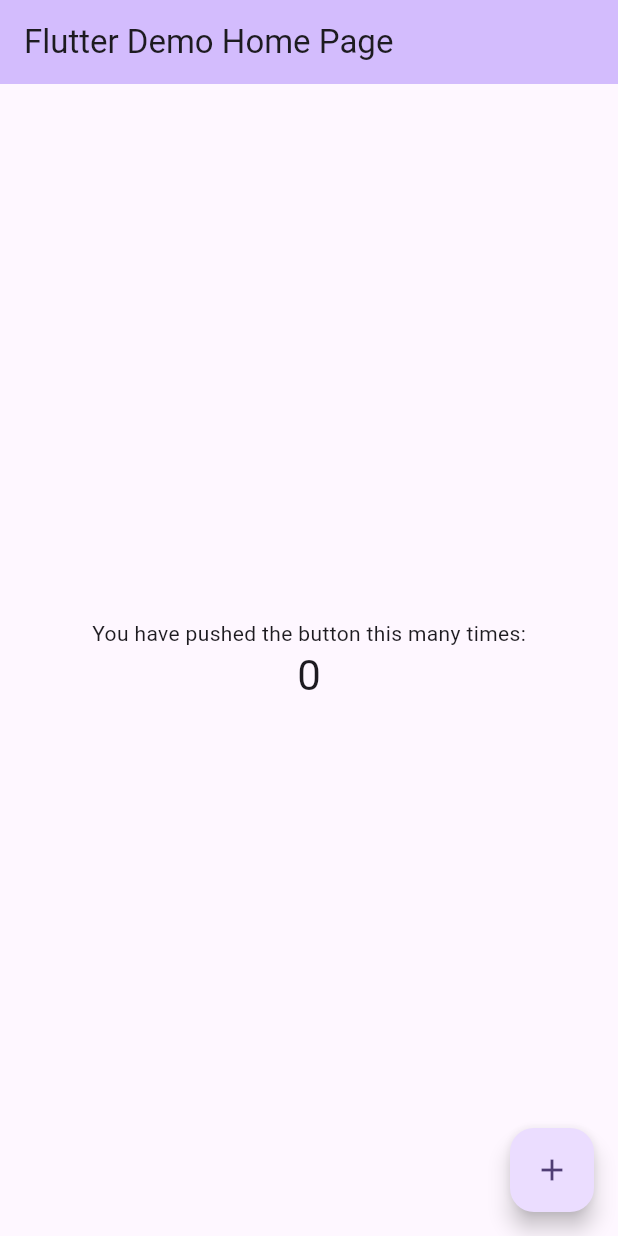
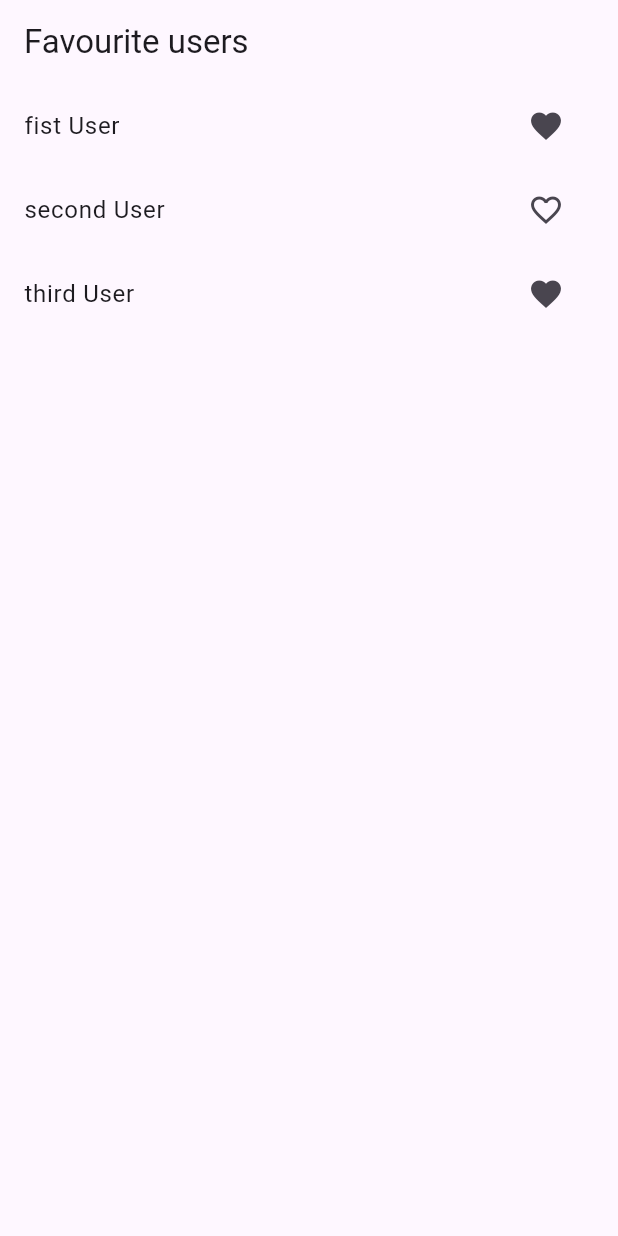
Before and after one commit to padhiarmeet/Advance_Flutter, a Flutter app: the screen it shows after launch, on a phone screen of 412 x 824 dp. Run offline on Flutter 3.47's test engine with Material 3 defaults, Android fonts, the phone set to English and light mode, and no system bars.

Commit message:
04/06/2025

```diff
--- /dev/null
+++ b/lib/controller/lab_2_1_controller.dart
@@ -0,0 +1,12 @@
+import 'package:untitled1/model/lab_2_1.dart';
+
+class UserFavouriteControllr{
+  UserModel _userFav = UserModel();
+  List<Map<String,dynamic>> get users => _userFav.users;
+
+  void UserFav(String name,bool isFav){
+
+    _userFav.addFavourite(name, isFav);
+
+  }
+}
--- /dev/null
+++ b/lib/controller/lab_2_2_controller.dart
@@ -0,0 +1,3 @@
+class UserSignUPController{
+
+}
--- a/lib/lab_1/lab_1_5.dart
+++ b/lib/lab_1/lab_1_5.dart
@@ -1,8 +1,11 @@
+import 'dart:io';
+
 class Demo{
   static int counter = 0;
 }
 class Increment extends Demo{
   void incrementCounter(){
+    int a = 0;
     print(Demo.counter++);
     print(Demo.counter++);
 }
--- a/lib/main.dart
+++ b/lib/main.dart
@@ -1,125 +1,7 @@
+import 'package:flutter/cupertino.dart';
 import 'package:flutter/material.dart';
+import 'package:untitled1/view/lab_2_1.dart';
 
-void main() {
-  runApp(const MyApp());
+void main(){
+  runApp(MaterialApp(home: UserFav(),));
 }
-
-class MyApp extends StatelessWidget {
-  const MyApp({super.key});
-
-  // This widget is the root of your application.
-  @override
-  Widget build(BuildContext context) {
-    return MaterialApp(
-      title: 'Flutter Demo',
-      theme: ThemeData(
-        // This is the theme of your application.
-        //
-        // TRY THIS: Try running your application with "flutter run". You'll see
-        // the application has a purple toolbar. Then, without quitting the app,
-        // try changing the seedColor in the colorScheme below to Colors.green
-        // and then invoke "hot reload" (save your changes or press the "hot
-        // reload" button in a Flutter-supported IDE, or press "r" if you used
-        // the command line to start the app).
-        //
-        // Notice that the counter didn't reset back to zero; the application
-        // state is not lost during the reload. To reset the state, use hot
-        // restart instead.
-        //
-        // This works for code too, not just values: Most code changes can be
-        // tested with just a hot reload.
-        colorScheme: ColorScheme.fromSeed(seedColor: Colors.deepPurple),
-        useMaterial3: true,
-      ),
-      home: const MyHomePage(title: 'Flutter Demo Home Page'),
-    );
-  }
-}
-
-class MyHomePage extends StatefulWidget {
-  const MyHomePage({super.key, required this.title});
-
-  // This widget is the home page of your application. It is stateful, meaning
-  // that it has a State object (defined below) that contains fields that affect
-  // how it looks.
-
-  // This class is the configuration for the state. It holds the values (in this
-  // case the title) provided by the parent (in this case the App widget) and
-  // used by the build method of the State. Fields in a Widget subclass are
-  // always marked "final".
-
-  final String title;
-
-  @override
-  State<MyHomePage> createState() => _MyHomePageState();
-}
-
-class _MyHomePageState extends State<MyHomePage> {
-  int _counter = 0;
-
-  void _incrementCounter() {
-    setState(() {
-      // This call to setState tells the Flutter framework that something has
-      // changed in this State, which causes it to rerun the build method below
-      // so that the display can reflect the updated values. If we changed
-      // _counter without calling setState(), then the build method would not be
-      // called again, and so nothing would appear to happen.
-      _counter++;
-    });
-  }
-
-  @override
-  Widget build(BuildContext context) {
-    // This method is rerun every time setState is called, for instance as done
-    // by the _incrementCounter method above.
-    //
-    // The Flutter framework has been optimized to make rerunning build methods
-    // fast, so that you can just rebuild anything that needs updating rather
-    // than having to individually change instances of widgets.
-    return Scaffold(
-      appBar: AppBar(
-        // TRY THIS: Try changing the color here to a specific color (to
-        // Colors.amber, perhaps?) and trigger a hot reload to see the AppBar
-        // change color while the other colors stay the same.
-        backgroundColor: Theme.of(context).colorScheme.inversePrimary,
-        // Here we take the value from the MyHomePage object that was created by
-        // the App.build method, and use it to set our appbar title.
-        title: Text(widget.title),
-      ),
-      body: Center(
-        // Center is a layout widget. It takes a single child and positions it
-        // in the middle of the parent.
-        child: Column(
-          // Column is also a layout widget. It takes a list of children and
-          // arranges them vertically. By default, it sizes itself to fit its
-          // children horizontally, and tries to be as tall as its parent.
-          //
-          // Column has various properties to control how it sizes itself and
-          // how it positions its children. Here we use mainAxisAlignment to
-          // center the children vertically; the main axis here is the vertical
-          // axis because Columns are vertical (the cross axis would be
-          // horizontal).
-          //
-          // TRY THIS: Invoke "debug painting" (choose the "Toggle Debug Paint"
-          // action in the IDE, or press "p" in the console), to see the
-          // wireframe for each widget.
-          mainAxisAlignment: MainAxisAlignment.center,
-          children: <Widget>[
-            const Text(
-              'You have pushed the button this many times:',
-            ),
-            Text(
-              '$_counter',
-              style: Theme.of(context).textTheme.headlineMedium,
-            ),
-          ],
-        ),
-      ),
-      floatingActionButton: FloatingActionButton(
-        onPressed: _incrementCounter,
-        tooltip: 'Increment',
-        child: const Icon(Icons.add),
-      ), // This trailing comma makes auto-formatting nicer for build methods.
-    );
-  }
-}
--- /dev/null
+++ b/lib/model/lab_2_1.dart
@@ -0,0 +1,16 @@
+class UserModel {
+  List<Map<String, dynamic>> _users = [
+    {'name': 'fist User', 'isFav': true},
+    {'name': 'second User', 'isFav': false},
+    {'name': 'third User', 'isFav': true}
+  ];
+
+  List<Map<String,dynamic>> get users => _users;
+
+  void addFavourite(String name, bool isFav) {
+    int index = _users.indexWhere(
+      (element) => element["name"] == name,
+    );
+    _users[index]['isFav'] = isFav;
+  }
+}
--- /dev/null
+++ b/lib/view/lab_2_1.dart
@@ -0,0 +1,43 @@
+import 'package:flutter/material.dart';
+import 'package:untitled1/controller/lab_2_1_controller.dart';
+
+class UserFav extends StatefulWidget {
+  const UserFav({super.key});
+
+  @override
+  State<UserFav> createState() => _UserFavState();
+}
+
+class _UserFavState extends State<UserFav> {
+
+  UserFavouriteControllr userContoler = UserFavouriteControllr();
+
+  @override
+  Widget build(BuildContext context) {
+    return Scaffold(
+      appBar: AppBar(
+        title: Text('Favourite users'),
+      ),
+      body: Column(
+        children: [
+          Expanded(
+            child: ListView.builder(
+              itemCount: userContoler.users.length,
+              itemBuilder: (context, index) {
+                print(userContoler.users[index]);
+              return ListTile(
+                title: Text(userContoler.users[index]['name']),
+                trailing: IconButton(onPressed: () {
+                  setState(() {
+                    userContoler.UserFav(userContoler.users[index]['name'], !userContoler.users[index]['isFav']);
+                  });
+                },
+                    icon: userContoler.users[index]['isFav'] == true ? Icon(Icons.favorite_sharp) : Icon(Icons.favorite_border_sharp)),
+              );
+            },),
+          ),
+        ],
+      ),
+    );
+  }
+}
```
Also changed, not shown: lib/extras/animated_builder.dart (added, +34 -0 lines), lib/extras/animations.dart (added, +40 -0 lines), lib/extras/getter_setter.dart (added, +19 -0 lines), lib/model/lab_2_2_model.dart (added, +7 -0 lines), lib/view/lab_2_2_view.dart (added, +56 -0 lines), 1 other file.
